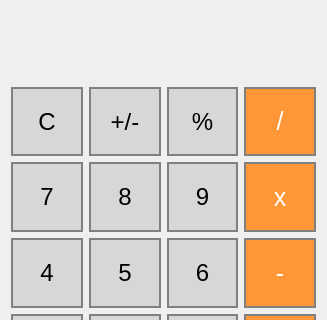
This is CalculatorProj.ui in sebastians1994/CalculatorProj as Qt 5 draws it before an edit; both pictures show x 0 to 327 and y 0 to 320 of the 327 by 470 pixel window. The edited form follows.
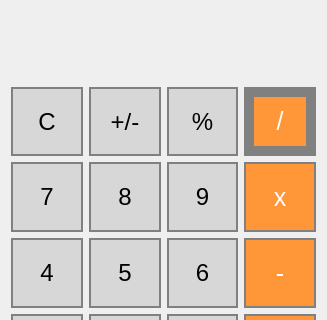
This is the edited form.

Diff of the .ui file:
```diff
--- a/CalculatorProj.ui
+++ b/CalculatorProj.ui
@@ -76,7 +76,7 @@
        <string notr="true">QPushButton {
   background-color: rgb(255, 151, 57);
   color: white; 
-  border: 2px solid gray;
+  border: 10px solid gray;
 }
 
 QPushButton:pressed {
```
Left out of the diff: 2 changed lines with no effect on the pictures.
